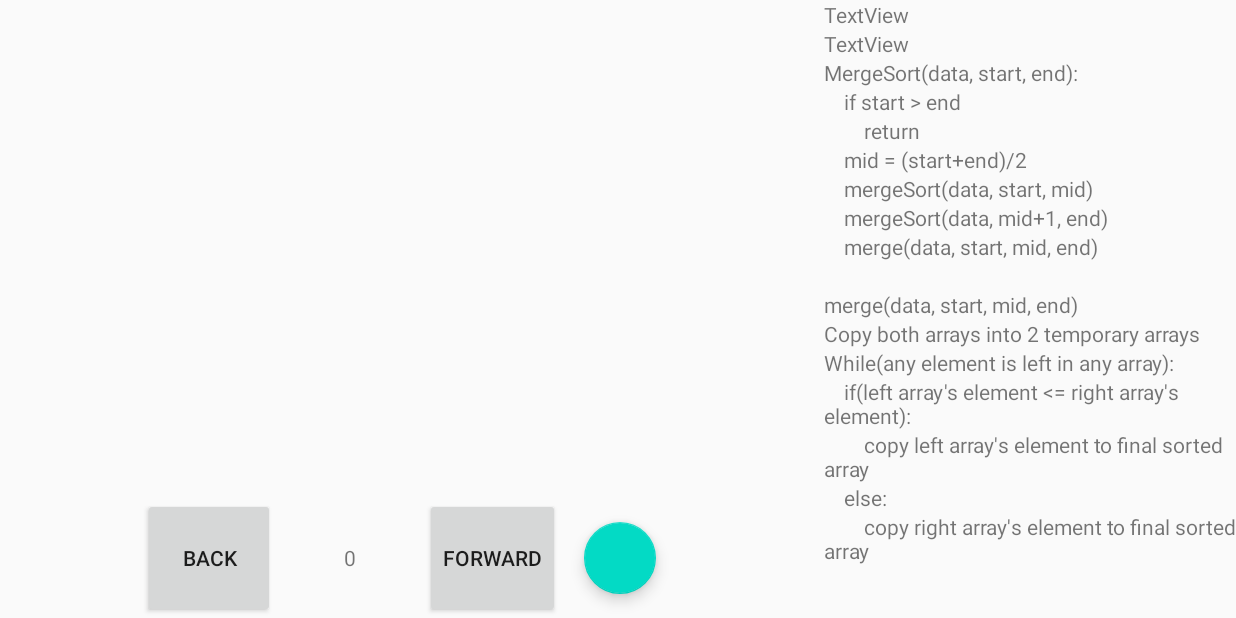
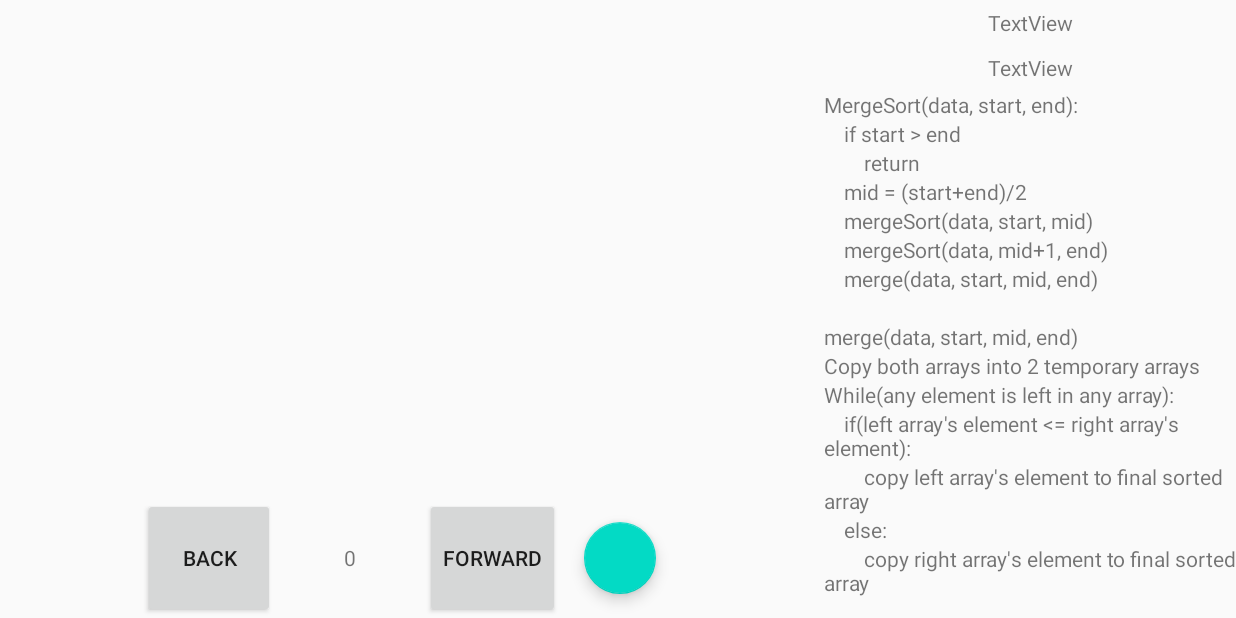
Before and after one commit to Porvil/Algoizer, an Android app: the screen it shows after launch (MergeSortActivity), on a phone screen of 824 x 412 dp (held sideways). Run offline under Robolectric (Android 15) with nearby library versions, the phone set to English and light mode, and no system bars.

Commit message:
Util class added, updated mergesort info

```diff
--- a/app/src/main/java/com/iiitd/dsavisualizer/algorithms/sorting/merge/MergeSortInfo.java
+++ b/app/src/main/java/com/iiitd/dsavisualizer/algorithms/sorting/merge/MergeSortInfo.java
@@ -1,25 +1,34 @@
 package com.iiitd.dsavisualizer.algorithms.sorting.merge;
 
+//HARDCODED INFORMATION, Handle with care
 public class MergeSortInfo {
 
-    public static final String LS = "Sorting Left Half";
-    public static final String RS = "Sorting Right Half";
+    /*4*/  public static final String LS = "Sorting Left Half";
+    /*14*/ public static final String LS_U = "Sorting Left Half Done";
+    /*5*/  public static final String RS = "Sorting Right Half";
+    /*14*/ public static final String RS_U = "Sorting Right Half Done";
+    /*11*/ public static final String L_LESSEQUAL_R = "Left <= Right";
+    /*13*/ public static final String L_GREATER_R = "Left > Right";
+    /*11*/ public static final String L_EXTRAS = "Left Extras";
+    /*13*/ public static final String R_EXTRAS = "Right Extras";
+    /*9*/  public static final String MERGE_STARTED = "Array copy for merging";
+    /*1*/  public static final String SINGLE_MERGE = "Single element is already sorted";
 
-    public static final String[] psuedocode = new String[]{
-            "MergeSort(data, start, end):",
-            "    if start > end",
-            "        return",
-            "    mid = (start+end)/2",
-            "    mergeSort(data, start, mid)",
-            "    mergeSort(data, mid+1, end)",
-            "    merge(data, start, mid, end)",
-            "",
-            "merge(data, start, mid, end)",
-            "Copy both arrays into 2 temporary arrays",
-            "While(any element is left in any array):",
-            "    if(left array's element <= right array's element):",
-            "        copy left array's element to final sorted array",
-            "    else:",
-            "        copy right array's element to final sorted array"
+           public static final String[] psuedocode = new String[]{
+    /*0*/         "MergeSort(data, start, end):",
+    /*1*/         "    if start > end",
+    /*2*/         "        return",
+    /*3*/         "    mid = (start+end)/2",
+    /*4*/         "    mergeSort(data, start, mid)",
+    /*5*/         "    mergeSort(data, mid+1, end)",
+    /*6*/         "    merge(data, start, mid, end)",
+    /*7*/         "",
+    /*8*/         "merge(data, start, mid, end)",
+    /*9*/         "Copy both arrays into 2 temporary arrays",
+    /*10*/        "While(any element is left in any array):",
+    /*11*/        "    if(left array's element <= right array's element):",
+    /*12*/        "        copy left array's element to final sorted array",
+    /*13*/        "    else:",
+    /*14*/        "        copy right array's element to final sorted array"
     };
 }
--- a/app/src/main/res/layout-land/activity_merge_sort.xml
+++ b/app/src/main/res/layout-land/activity_merge_sort.xml
@@ -79,12 +79,16 @@
             android:id="@+id/tv_curinst"
             android:layout_width="match_parent"
             android:layout_height="wrap_content"
+            android:layout_margin="5dp"
+            android:gravity="center"
             android:text="TextView" />
 
         <TextView
             android:id="@+id/tv_nextinst"
             android:layout_width="match_parent"
             android:layout_height="wrap_content"
+            android:layout_margin="5dp"
+            android:gravity="center"
             android:text="TextView" />
 
         <ScrollView
```
Also changed, not shown: app/src/main/java/com/iiitd/dsavisualizer/algorithms/sorting/merge/MergeSort.java (+20 -10 lines), app/src/main/java/com/iiitd/dsavisualizer/algorithms/sorting/merge/MergeSortActivity.java (+8 -6 lines), app/src/main/java/com/iiitd/dsavisualizer/utility/Util.java (added, +22 -0 lines).
